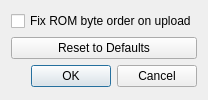
Qt form utils/romfs-gui/settingsdialog.ui (pdaxrom/N64cart) before a commit.
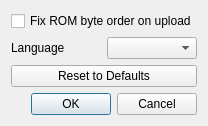
The same form after that commit.

The edit to the form file:
```diff
--- a/utils/romfs-gui/settingsdialog.ui
+++ b/utils/romfs-gui/settingsdialog.ui
@@ -13,6 +13,23 @@
      </property>
     </widget>
    </item>
+   <item>
+    <layout class="QHBoxLayout" name="languageLayout">
+     <item>
+      <widget class="QLabel" name="languageLabel">
+       <property name="text">
+        <string>Language</string>
+       </property>
+       <property name="buddy">
+        <cstring>languageComboBox</cstring>
+       </property>
+      </widget>
+     </item>
+     <item>
+      <widget class="QComboBox" name="languageComboBox"/>
+     </item>
+    </layout>
+   </item>
    <item>
     <widget class="QPushButton" name="resetButton">
      <property name="text">
```
